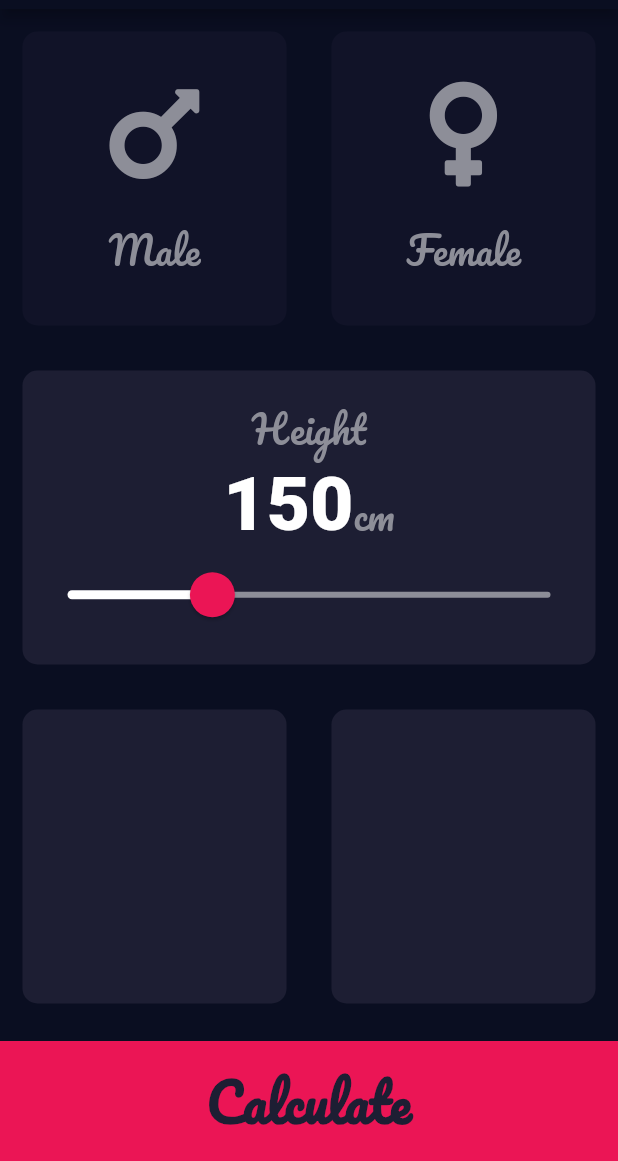
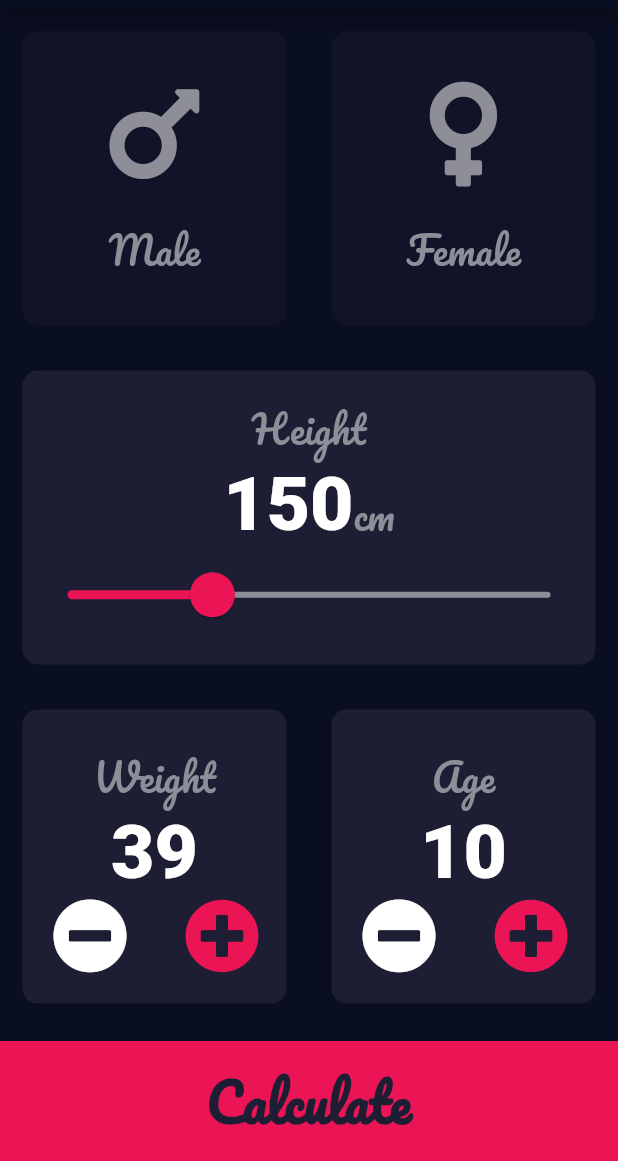
Before and after one commit to GEspinosa7/flutter_study, a Flutter app: the screen it shows after launch, after a tap on "Calculate", on a phone screen of 412 x 824 dp, the part 75-1236 px from its top. Run offline on Flutter 3.47's test engine with Material 2 defaults, Android fonts, the light colour scheme and no system bars; our stand-ins replace audioplayers, font_awesome_flutter, rflutter_alert.

Commit message:
add weight and age cards

```diff
--- a/bmi-calculator/lib/input_page.dart
+++ b/bmi-calculator/lib/input_page.dart
@@ -14,6 +14,8 @@ class InputPage extends StatefulWidget {
 class _InputPageState extends State<InputPage> {
   Gender selectedGender;
   int height = 150;
+  int weight = 40;
+  int age = 10;
 
   @override
   Widget build(BuildContext context) {
@@ -110,7 +112,7 @@ class _InputPageState extends State<InputPage> {
                   SliderTheme(
                     data: SliderTheme.of(context).copyWith(
                       inactiveTrackColor: Color(0xFF8D8E98),
-                      activeTrackColor: Colors.white,
+                      activeTrackColor: Color(0xFFEB1555),
                       thumbColor: Color(0xFFEB1555),
                       overlayColor: Color(0x29EB1555),
                       thumbShape:
@@ -139,11 +141,127 @@ class _InputPageState extends State<InputPage> {
                 Expanded(
                   child: BMICard(
                     colour: kactiveBgCardColor,
+                    cardChild: Column(
+                      mainAxisAlignment: MainAxisAlignment.center,
+                      children: [
+                        Text(
+                          'Weight',
+                          style: kLabelTextStyle,
+                        ),
+                        Text(
+                          weight.toString(),
+                          style: kHeightTextStyle,
+                        ),
+                        weight == 0
+                            ? IconButton(
+                                padding: EdgeInsets.all(0),
+                                icon: Icon(
+                                  FontAwesomeIcons.plusCircle,
+                                  size: 50,
+                                  color: kbottomContainerBgColor,
+                                ),
+                                onPressed: () {
+                                  setState(() {
+                                    weight++;
+                                  });
+                                },
+                              )
+                            : Row(
+                                mainAxisAlignment:
+                                    MainAxisAlignment.spaceAround,
+                                children: [
+                                  IconButton(
+                                    padding: EdgeInsets.all(0),
+                                    icon: Icon(
+                                      FontAwesomeIcons.minusCircle,
+                                      size: 50,
+                                    ),
+                                    onPressed: () {
+                                      setState(() {
+                                        weight--;
+                                      });
+                                    },
+                                  ),
+                                  IconButton(
+                                    padding: EdgeInsets.all(0),
+                                    icon: Icon(
+                                      FontAwesomeIcons.plusCircle,
+                                      size: 50,
+                                      color: kbottomContainerBgColor,
+                                    ),
+                                    onPressed: () {
+                                      setState(() {
+                                        weight++;
+                                      });
+                                    },
+                                  ),
+                                ],
+                              )
+                      ],
+                    ),
                   ),
                 ),
                 Expanded(
                   child: BMICard(
                     colour: kactiveBgCardColor,
+                    cardChild: Column(
+                      mainAxisAlignment: MainAxisAlignment.center,
+                      children: [
+                        Text(
+                          'Age',
+                          style: kLabelTextStyle,
+                        ),
+                        Text(
+                          age.toString(),
+                          style: kHeightTextStyle,
+                        ),
+                        age == 0
+                            ? IconButton(
+                                padding: EdgeInsets.all(0),
+                                icon: Icon(
+                                  FontAwesomeIcons.plusCircle,
+                                  size: 50,
+                                  color: kbottomContainerBgColor,
+                                ),
+                                onPressed: () {
+                                  setState(() {
+                                    age++;
+                                  });
+                                },
+                              )
+                            : Row(
+                                mainAxisAlignment:
+                                    MainAxisAlignment.spaceAround,
+                                children: [
+                                  IconButton(
+                                    padding: EdgeInsets.all(0),
+                                    icon: Icon(
+                                      FontAwesomeIcons.minusCircle,
+                                      size: 50,
+                                    ),
+                                    onPressed: () {
+                                      setState(() {
+                                        age--;
+                                      });
+                                    },
+                                  ),
+                                  IconButton(
+                                    padding: EdgeInsets.all(0),
+                                    icon: Icon(
+                                      FontAwesomeIcons.plusCircle,
+                                      size: 50,
+                                      color: kbottomContainerBgColor,
+                                    ),
+                                    onPressed: () {
+                                      setState(() {
+                                        age++;
+                                      });
+                                    },
+                                  ),
+                                ],
+                              )
+                      ],
+                    ),
                   ),
                 ),
               ],
@@ -151,7 +269,7 @@ class _InputPageState extends State<InputPage> {
           ),
           FlatButton(
             padding: EdgeInsets.all(0),
-            onPressed: () => print('teste'),
+            onPressed: () => test(),
             child: Container(
               color: kbottomContainerBgColor,
               width: double.infinity,
@@ -175,4 +293,15 @@ class _InputPageState extends State<InputPage> {
       ),
     );
   }
+
+  void test() {
+    print('gender');
+    print(selectedGender);
+    print('age');
+    print(age);
+    print('weight');
+    print(weight);
+    print('height');
+    print(height);
+  }
 }
```
